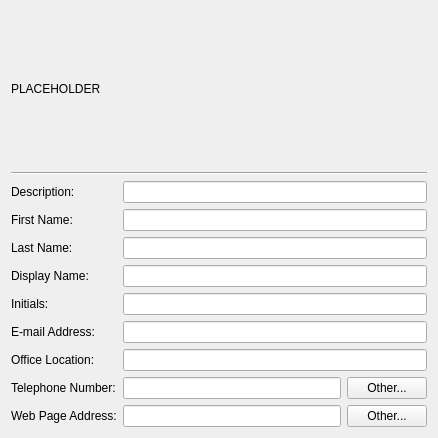
Qt form src/admc/tabs/general_user_tab.ui (altlinux/admc) before a commit.
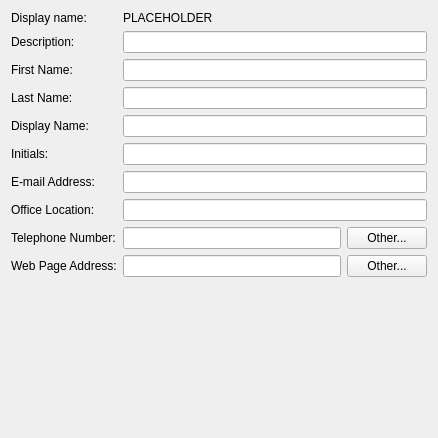
The same form after that commit.

Commit message:
Wide space near object name in general tab is removed.
Lable "Display name"("Object name" label may be more correct) is added
before domain object name.

```diff
--- a/src/admc/tabs/general_user_tab.ui
+++ b/src/admc/tabs/general_user_tab.ui
@@ -14,107 +14,93 @@
    <string notr="true">Form</string>
   </property>
   <layout class="QVBoxLayout" name="verticalLayout">
-   <item>
-    <widget class="QLabel" name="name_label">
-     <property name="text">
-      <string notr="true">PLACEHOLDER</string>
-     </property>
-    </widget>
-   </item>
-   <item>
-    <widget class="Line" name="line">
-     <property name="orientation">
-      <enum>Qt::Horizontal</enum>
-     </property>
-    </widget>
-   </item>
    <item>
     <layout class="QFormLayout" name="formLayout">
-     <item row="0" column="0">
+     <item row="1" column="0">
       <widget class="QLabel" name="descriptionLabel">
        <property name="text">
         <string>Description:</string>
        </property>
       </widget>
      </item>
-     <item row="0" column="1">
+     <item row="1" column="1">
       <widget class="QLineEdit" name="description_edit"/>
      </item>
-     <item row="1" column="0">
+     <item row="2" column="0">
       <widget class="QLabel" name="firstNameLabel">
        <property name="text">
         <string>First Name:</string>
        </property>
       </widget>
      </item>
-     <item row="1" column="1">
+     <item row="2" column="1">
       <widget class="QLineEdit" name="first_name_edit"/>
      </item>
-     <item row="2" column="0">
+     <item row="3" column="0">
       <widget class="QLabel" name="lastNameLabel">
        <property name="text">
         <string>Last Name:</string>
        </property>
       </widget>
      </item>
-     <item row="2" column="1">
+     <item row="3" column="1">
       <widget class="QLineEdit" name="last_name_edit"/>
      </item>
-     <item row="3" column="0">
+     <item row="4" column="0">
       <widget class="QLabel" name="fullNameLabel">
        <property name="text">
         <string>Display Name:</string>
        </property>
       </widget>
      </item>
-     <item row="3" column="1">
+     <item row="4" column="1">
       <widget class="QLineEdit" name="display_name_edit"/>
      </item>
-     <item row="4" column="0">
+     <item row="5" column="0">
       <widget class="QLabel" name="initialsLabel">
        <property name="text">
         <string>Initials:</string>
        </property>
       </widget>
      </item>
-     <item row="4" column="1">
+     <item row="5" column="1">
       <widget class="QLineEdit" name="initials_edit"/>
      </item>
-     <item row="5" column="0">
+     <item row="6" column="0">
       <widget class="QLabel" name="eMailLabel">
        <property name="text">
         <string>E-mail Address:</string>
        </property>
       </widget>
      </item>
-     <item row="5" column="1">
+     <item row="6" column="1">
       <widget class="QLineEdit" name="email_edit"/>
      </item>
-     <item row="6" column="0">
+     <item row="7" column="0">
       <widget class="QLabel" name="officeLocationLabel">
        <property name="text">
         <string>Office Location:</string>
        </property>
       </widget>
      </item>
-     <item row="6" column="1">
+     <item row="7" column="1">
       <widget class="QLineEdit" name="office_edit"/>
      </item>
-     <item row="7" column="0">
+     <item row="8" column="0">
       <widget class="QLabel" name="telephoneNumberLabel">
        <property name="text">
         <string>Telephone Number:</string>
        </property>
       </widget>
      </item>
-     <item row="8" column="0">
+     <item row="9" column="0">
       <widget class="QLabel" name="webPageAddressLabel">
        <property name="text">
         <string>Web Page Address:</string>
        </property>
       </widget>
      </item>
-     <item row="7" column="1">
+     <item row="8" column="1">
       <layout class="QHBoxLayout" name="horizontalLayout">
        <item>
         <widget class="QLineEdit" name="telephone_edit"/>
@@ -128,7 +114,7 @@
        </item>
       </layout>
      </item>
-     <item row="8" column="1">
+     <item row="9" column="1">
       <layout class="QHBoxLayout" name="horizontalLayout_2">
        <item>
         <widget class="QLineEdit" name="web_page_edit"/>
@@ -142,6 +128,20 @@
        </item>
       </layout>
      </item>
+     <item row="0" column="0">
+      <widget class="QLabel" name="label">
+       <property name="text">
+        <string>Display name: </string>
+       </property>
+      </widget>
+     </item>
+     <item row="0" column="1">
+      <widget class="QLabel" name="name_label">
+       <property name="text">
+        <string notr="true">PLACEHOLDER</string>
+       </property>
+      </widget>
+     </item>
     </layout>
    </item>
   </layout>
```
The commit also changes 13 other files.
